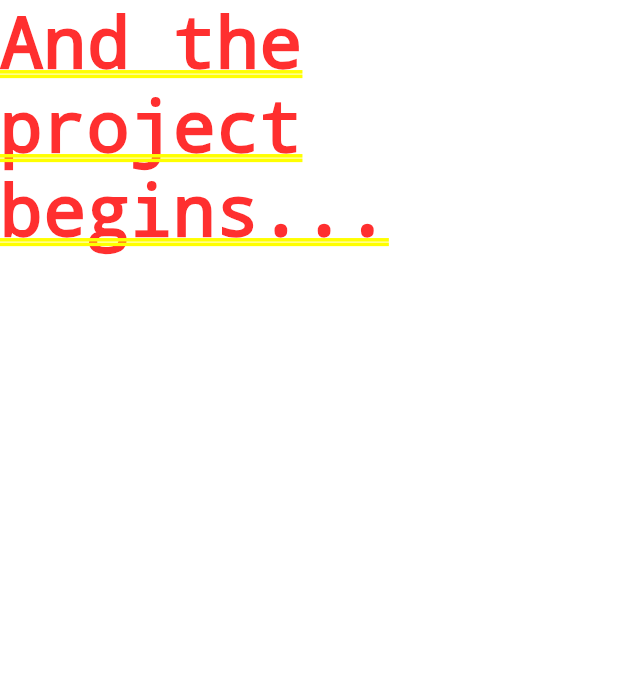
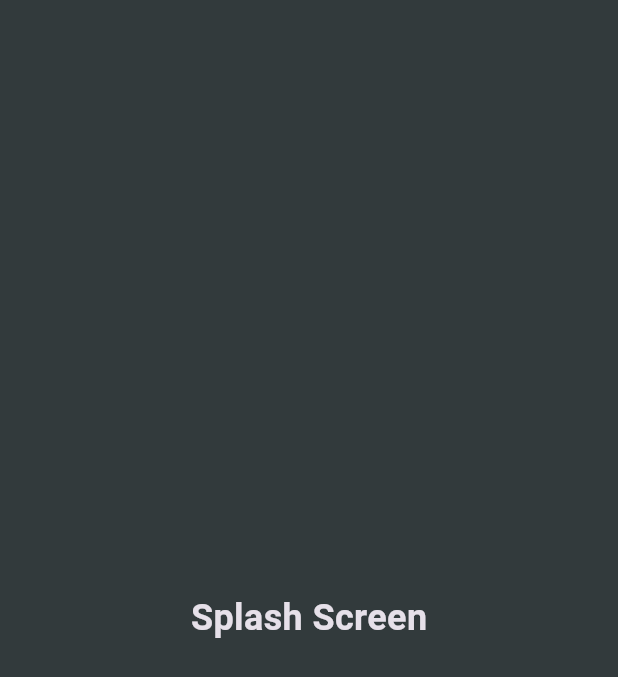
Before and after one commit to adala-wanyande/soko-v2, a Flutter app: the screen it shows after launch, on a phone screen of 412 x 824 dp. Shown: the top 677 px of the screen. Run offline on Flutter 3.47's test engine with Material 3 defaults, Android fonts, the phone set to English and light mode, and no system bars.

Commit message:
feat: add profile and verfication screens to be implemented

```diff
--- a/lib/main.dart
+++ b/lib/main.dart
@@ -1,4 +1,5 @@
 import 'package:flutter/material.dart';
+import 'package:soko_v2/screens/verification/splash_screen.dart';
 
 void main() {
   runApp(const MyApp());
@@ -11,7 +12,7 @@ class MyApp extends StatelessWidget {
   @override
   Widget build(BuildContext context) {
     return MaterialApp(
-      title: 'Flutter Groceries',
+      title: 'Soko V2 Flutter App',
       theme: ThemeData.dark().copyWith(
         colorScheme: ColorScheme.fromSeed(
           seedColor: const Color.fromARGB(255, 147, 229, 250),
@@ -20,7 +21,7 @@ class MyApp extends StatelessWidget {
         ),
         scaffoldBackgroundColor: const Color.fromARGB(255, 50, 58, 60),
       ),
-      home: const Text("And the project begins..."),
+      home: const SplashScreen(),
     );
   }
 }
--- /dev/null
+++ b/lib/screens/verification/splash_screen.dart
@@ -0,0 +1,15 @@
+import 'package:flutter/material.dart';
+
+class SplashScreen extends StatelessWidget {
+  const SplashScreen({super.key});
+
+  @override
+  Widget build(BuildContext context) {
+    return const Scaffold(
+      body: Center(
+        child: Text('Splash Screen',
+            style: TextStyle(fontSize: 24, fontWeight: FontWeight.bold)),
+      ),
+    );
+  }
+}
```
Also changed, not shown: lib/screens/profile/set_up_interests.dart (added, +16 -0 lines), lib/screens/profile/view_profile.dart (added, +28 -0 lines), lib/screens/verification/get_started.dart (added, +29 -0 lines), lib/screens/verification/sign_in.dart (added, +29 -0 lines).
